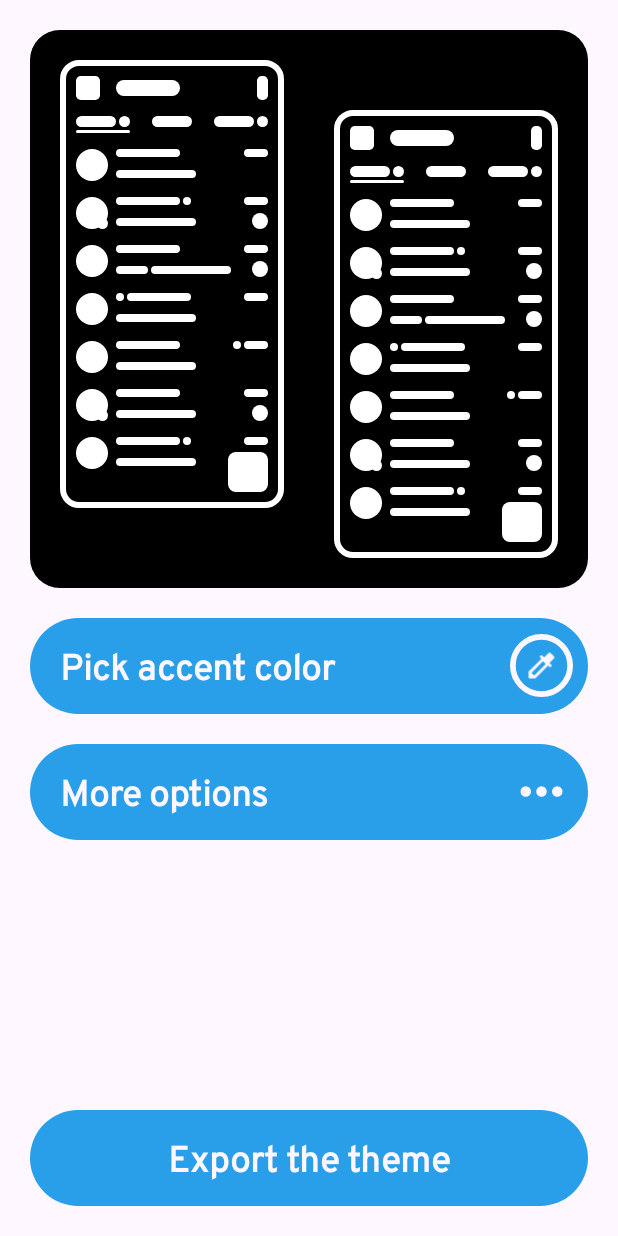
After one commit to therxmv/Telegram-Themer, an Android app: the layout fragment_simple_theme_edit.xml on its own in the app's theme, with its tools: preview values and no code run, on a phone screen of 412 x 824 dp. The commit adds this screen. Run offline under Robolectric (Android 15) with nearby library versions, the phone set to English and light mode, and no system bars.

Commit message:
Improved scalability of preview and added first fragment

```diff
--- /dev/null
+++ b/app/src/main/java/com/therxmv/telegramthemer/ui/v2/SimpleThemeEditFragment.kt
@@ -0,0 +1,7 @@
+package com.therxmv.telegramthemer.ui.v2
+
+import com.therxmv.telegramthemer.databinding.FragmentSimpleThemeEditBinding
+import com.therxmv.telegramthemer.ui.base.BaseBindingFragment
+
+class SimpleThemeEditFragment : BaseBindingFragment<FragmentSimpleThemeEditBinding>() {
+}
--- /dev/null
+++ b/app/src/main/res/drawable/button_background.xml
@@ -0,0 +1,5 @@
+<?xml version="1.0" encoding="utf-8"?>
+<shape xmlns:android="http://schemas.android.com/apk/res/android">
+    <solid android:color="?attr/colorPrimary" />
+    <corners android:radius="1000dp" />
+</shape>
--- /dev/null
+++ b/app/src/main/res/drawable/color_picker_button.xml
@@ -0,0 +1,27 @@
+<?xml version="1.0" encoding="utf-8"?>
+<layer-list xmlns:android="http://schemas.android.com/apk/res/android">
+    <item android:id="@+id/picker_background">
+        <shape>
+            <solid android:color="@color/primary_500" />
+            <corners android:radius="1000dp" />
+            <stroke android:color="?attr/colorSurface" android:width="4dp" />
+        </shape>
+    </item>
+
+    <item
+        android:left="10dp"
+        android:right="10dp"
+        android:top="10dp"
+        android:bottom="10dp">
+        <vector
+            android:width="24dp"
+            android:height="24dp"
+            android:tint="?attr/colorSurface"
+            android:viewportWidth="24"
+            android:viewportHeight="24">
+            <path
+                android:fillColor="?attr/colorOnSurface"
+                android:pathData="M20.71,5.63l-2.34,-2.34c-0.39,-0.39 -1.02,-0.39 -1.41,0l-3.12,3.12 -1.23,-1.21c-0.39,-0.39 -1.02,-0.38 -1.41,0 -0.39,0.39 -0.39,1.02 0,1.41l0.72,0.72 -8.77,8.77c-0.1,0.1 -0.15,0.22 -0.15,0.36v4.04c0,0.28 0.22,0.5 0.5,0.5h4.04c0.13,0 0.26,-0.05 0.35,-0.15l8.77,-8.77 0.72,0.72c0.39,0.39 1.02,0.39 1.41,0 0.39,-0.39 0.39,-1.02 0,-1.41l-1.22,-1.22 3.12,-3.12c0.41,-0.4 0.41,-1.03 0.02,-1.42zM6.92,19L5,17.08l8.06,-8.06 1.92,1.92L6.92,19z" />
+        </vector>
+    </item>
+</layer-list>
--- /dev/null
+++ b/app/src/main/res/drawable/ic_more_24.xml
@@ -0,0 +1,9 @@
+<vector xmlns:android="http://schemas.android.com/apk/res/android"
+    android:width="24dp"
+    android:height="24dp"
+    android:viewportWidth="960"
+    android:viewportHeight="960">
+  <path
+      android:pathData="M240,560q-33,0 -56.5,-23.5T160,480q0,-33 23.5,-56.5T240,400q33,0 56.5,23.5T320,480q0,33 -23.5,56.5T240,560ZM480,560q-33,0 -56.5,-23.5T400,480q0,-33 23.5,-56.5T480,400q33,0 56.5,23.5T560,480q0,33 -23.5,56.5T480,560ZM720,560q-33,0 -56.5,-23.5T640,480q0,-33 23.5,-56.5T720,400q33,0 56.5,23.5T800,480q0,33 -23.5,56.5T720,560Z"
+      android:fillColor="#ffffff"/>
+</vector>
--- /dev/null
+++ b/app/src/main/res/drawable/preview_background.xml
@@ -0,0 +1,5 @@
+<?xml version="1.0" encoding="utf-8"?>
+<shape xmlns:android="http://schemas.android.com/apk/res/android">
+    <solid android:color="#000000" />
+    <corners android:radius="20dp" />
+</shape>
--- a/app/src/main/res/layout/activity_main_v2.xml
+++ b/app/src/main/res/layout/activity_main_v2.xml
@@ -21,10 +21,11 @@
 
     </com.google.android.material.appbar.AppBarLayout>
 
-<!--    <com.therxmv.telegramthemer.ui.v2.preview.ChatListPreview-->
+<!--    <com.therxmv.preview.ChatsListPreview-->
 <!--        android:id="@+id/chatListPreview"-->
-<!--        android:layout_width="match_parent"-->
-<!--        android:layout_height="match_parent"-->
+<!--        android:layout_width="380dp"-->
+<!--        android:layout_height="0dp"-->
+<!--        app:layout_constraintDimensionRatio="1:2"-->
 <!--        app:layout_constraintBottom_toBottomOf="parent"-->
 <!--        app:layout_constraintEnd_toEndOf="parent"-->
 <!--        app:layout_constraintStart_toStartOf="parent"-->
@@ -33,17 +34,18 @@
     <com.therxmv.preview.ChatsListPreview
         android:id="@+id/chatListPreview1"
         android:layout_width="280dp"
-        android:layout_height="560dp"
+        android:layout_height="0dp"
+        app:layout_constraintDimensionRatio="1:2"
         app:layout_constraintBottom_toBottomOf="parent"
         app:layout_constraintEnd_toEndOf="parent"
         app:layout_constraintStart_toStartOf="parent"
         app:layout_constraintTop_toTopOf="parent" />
 
-<!--    <com.therxmv.telegramthemer.ui.v2.preview.ChatsListPreview-->
+<!--    <com.therxmv.preview.ChatsListPreview-->
 <!--        android:id="@+id/chatListPreview2"-->
 <!--        android:layout_width="140dp"-->
-<!--        android:layout_height="280dp"-->
-<!--        app:scale_factor="0.5"-->
+<!--        android:layout_height="0dp"-->
+<!--        app:layout_constraintDimensionRatio="1:2"-->
 <!--        app:layout_constraintBottom_toBottomOf="parent"-->
 <!--        app:layout_constraintEnd_toEndOf="parent"-->
 <!--        app:layout_constraintStart_toStartOf="parent"-->
--- /dev/null
+++ b/app/src/main/res/layout/fragment_simple_theme_edit.xml
@@ -0,0 +1,122 @@
+<?xml version="1.0" encoding="utf-8"?>
+<androidx.constraintlayout.widget.ConstraintLayout xmlns:android="http://schemas.android.com/apk/res/android"
+    xmlns:app="http://schemas.android.com/apk/res-auto"
+    android:layout_width="match_parent"
+    android:layout_height="match_parent"
+    android:padding="20dp">
+
+    <androidx.constraintlayout.widget.ConstraintLayout
+        android:id="@+id/relativeLayout"
+        android:layout_width="match_parent"
+        android:layout_height="0dp"
+        android:background="@drawable/preview_background"
+        android:padding="20dp"
+        app:layout_constraintDimensionRatio="1:1"
+        app:layout_constraintTop_toTopOf="parent">
+
+        <com.therxmv.preview.ChatsListPreview
+            android:id="@+id/chat_list_preview"
+            android:layout_width="0dp"
+            android:layout_height="0dp"
+            app:layout_constraintDimensionRatio="1:2"
+            app:layout_constraintWidth_percent="0.45"
+            app:layout_constraintStart_toStartOf="parent"
+            app:layout_constraintTop_toTopOf="parent" />
+
+        <com.therxmv.preview.ChatsListPreview
+            android:id="@+id/chat_preview"
+            android:layout_width="0dp"
+            android:layout_height="0dp"
+            app:layout_constraintDimensionRatio="1:2"
+            app:layout_constraintWidth_percent="0.45"
+            app:layout_constraintBottom_toBottomOf="parent"
+            app:layout_constraintEnd_toEndOf="parent" />
+
+    </androidx.constraintlayout.widget.ConstraintLayout>
+
+    <LinearLayout
+        android:id="@+id/picker_container"
+        android:layout_width="match_parent"
+        android:layout_height="wrap_content"
+        android:layout_marginTop="20dp"
+        android:background="@drawable/button_background"
+        android:gravity="center_vertical"
+        android:minHeight="64dp"
+        app:layout_constraintTop_toBottomOf="@+id/relativeLayout">
+
+        <com.google.android.material.textview.MaterialTextView
+            android:layout_width="0dp"
+            android:layout_height="wrap_content"
+            android:layout_weight="1"
+            android:paddingHorizontal="20dp"
+            android:paddingVertical="10dp"
+            android:text="@string/picker_label"
+            android:textColor="?attr/colorSurface"
+            android:textSize="24sp"
+            android:textStyle="bold" />
+
+        <ImageView
+            android:id="@+id/picker_button"
+            android:layout_width="42dp"
+            android:layout_height="42dp"
+            android:layout_margin="10dp"
+            android:contentDescription="@string/picker_label"
+            android:src="@drawable/color_picker_button" />
+
+    </LinearLayout>
+
+    <LinearLayout
+        android:id="@+id/more_container"
+        android:layout_width="match_parent"
+        android:layout_height="wrap_content"
+        android:layout_marginTop="20dp"
+        android:background="@drawable/button_background"
+        android:gravity="center_vertical"
+        android:minHeight="64dp"
+        app:layout_constraintTop_toBottomOf="@+id/picker_container">
+
+        <com.google.android.material.textview.MaterialTextView
+            android:layout_width="0dp"
+            android:layout_height="wrap_content"
+            android:layout_gravity="center_vertical"
+            android:layout_weight="1"
+            android:paddingHorizontal="20dp"
+            android:paddingVertical="10dp"
+            android:text="@string/more_label"
+            android:textColor="?attr/colorSurface"
+            android:textSize="24sp"
+            android:textStyle="bold" />
+
+        <ImageView
+            android:id="@+id/more_button"
+            android:layout_width="42dp"
+            android:layout_height="42dp"
+            android:layout_margin="10dp"
+            android:contentDescription="@string/more_label"
+            android:src="@drawable/ic_more_24"
+            app:tint="?attr/colorSurface" />
+
+    </LinearLayout>
+
+    <LinearLayout
+        android:id="@+id/export_container"
+        android:layout_width="match_parent"
+        android:layout_height="wrap_content"
+        android:background="@drawable/button_background"
+        android:gravity="center"
+        android:minHeight="64dp"
+        app:layout_constraintBottom_toBottomOf="parent">
+
+        <com.google.android.material.textview.MaterialTextView
+            android:layout_width="wrap_content"
+            android:layout_height="wrap_content"
+            android:paddingHorizontal="20dp"
+            android:paddingVertical="10dp"
+            android:text="@string/export_label"
+            android:textColor="?attr/colorSurface"
+            android:textSize="24sp"
+            android:textStyle="bold" />
+
+    </LinearLayout>
+
+</androidx.constraintlayout.widget.ConstraintLayout>
--- a/app/src/main/res/values/strings.xml
+++ b/app/src/main/res/values/strings.xml
@@ -32,4 +32,10 @@
         <item>Default</item>
         <item>Soza</item>
     </string-array>
+
+    <!-- V2 strings -->
+    <string name="picker_label">Pick accent color</string>
+    <string name="more_label">More options</string>
+    <string name="export_label">Export the theme</string>
+
 </resources>
--- a/preview/src/main/java/com/therxmv/preview/ChatsListPreview.kt
+++ b/preview/src/main/java/com/therxmv/preview/ChatsListPreview.kt
@@ -4,6 +4,7 @@ import android.content.Context
 import android.util.AttributeSet
 import android.view.View
 import android.widget.RelativeLayout
+import androidx.core.view.doOnLayout
 import androidx.core.view.setPadding
 import com.therxmv.preview.ChatListItems.items
 import com.therxmv.preview.common.ColorfulView
@@ -12,6 +13,7 @@ import com.therxmv.preview.components.PreviewAppbar
 import com.therxmv.preview.components.PreviewBackground
 import com.therxmv.preview.components.PreviewChatItem
 import com.therxmv.preview.components.PreviewTabs
+import com.therxmv.preview.utils.dpToPx
 
 class ChatsListPreview(
     context: Context,
@@ -25,27 +27,28 @@ class ChatsListPreview(
         private val actionButtonId = View.generateViewId()
     }
 
-    private val scaleFactor: Float
-    private val dpValues: DpValues
+    private lateinit var dpValues: DpValues // Should be initialized before any view is drawn
 
     init {
-        val attributes = context.obtainStyledAttributes(attrs, R.styleable.ChatsListPreview)
-        scaleFactor = attributes.getFloat(R.styleable.ChatsListPreview_scale_factor, 1f)
+        val background = attachBackground()
+        doOnLayout {
+            val scaleFactor = width / 280.dpToPx(context)
             dpValues = DpValues(context, scaleFactor)
 
-        val background = attachBackground()
+            background.setDpValues(dpValues)
+            background.setPadding(dpValues.dp20)
+
             with(background) {
                 addAppbar()
                 addTabs()
                 addChatItems()
                 addActionButton()
             }
-
-        attributes.recycle()
+        }
     }
 
     private fun attachBackground() =
-        PreviewBackground(scaleFactor, context).apply {
+        PreviewBackground(context).apply {
             id = backgroundId
             attachViewToParent(
                 /* child = */ this@apply,
@@ -53,15 +56,13 @@ class ChatsListPreview(
                 /* params = */ LayoutParams(
                     LayoutParams.MATCH_PARENT,
                     LayoutParams.MATCH_PARENT,
-                ).apply {
-                    setPadding(dpValues.dp20)
-                }
+                )
             )
         }
 
     private fun PreviewBackground.addAppbar() {
-        PreviewAppbar(scaleFactor, context).apply {
-            id = com.therxmv.preview.ChatsListPreview.appbarId
+        PreviewAppbar(dpValues, context).apply {
+            id = appbarId
             layoutParams = LayoutParams(
                 LayoutParams.MATCH_PARENT,
                 LayoutParams.WRAP_CONTENT,
@@ -73,14 +74,14 @@ class ChatsListPreview(
     }
 
     private fun PreviewBackground.addTabs() {
-        PreviewTabs(scaleFactor, context).apply {
-            id = com.therxmv.preview.ChatsListPreview.tabsId
+        PreviewTabs(dpValues, context).apply {
+            id = tabsId
             layoutParams = LayoutParams(
                 LayoutParams.MATCH_PARENT,
                 LayoutParams.WRAP_CONTENT,
             ).apply {
                 topMargin = dpValues.dp20
-                addRule(BELOW, com.therxmv.preview.ChatsListPreview.appbarId)
+                addRule(BELOW, appbarId)
             }
             this@addTabs.addView(this@apply)
         }
@@ -88,7 +89,7 @@ class ChatsListPreview(
 
     private fun PreviewBackground.addActionButton() {
         RoundedRectangleView(context).apply {
-            id = com.therxmv.preview.ChatsListPreview.actionButtonId
+            id = actionButtonId
             layoutParams = LayoutParams(
                 dpValues.dp50,
                 dpValues.dp50,
@@ -102,7 +103,7 @@ class ChatsListPreview(
 
     private fun PreviewBackground.addChatItems() {
         items.forEachIndexed { index, model ->
-            PreviewChatItem(model, scaleFactor, context).apply {
+            PreviewChatItem(model, dpValues, context).apply {
                 id = model.id
                 layoutParams = LayoutParams(
                     LayoutParams.MATCH_PARENT,
@@ -123,7 +124,7 @@ class ChatsListPreview(
         findViewById<PreviewAppbar>(appbarId).setColors(colors.appbarColors)
         findViewById<PreviewTabs>(tabsId).setColors(colors.tabsColors)
 
-        ChatListItems.items.forEach {
+        items.forEach {
             findViewById<PreviewChatItem>(it.id).setColors(it, colors.chatsColors)
         }
     }
--- a/preview/src/main/java/com/therxmv/preview/DpValues.kt
+++ b/preview/src/main/java/com/therxmv/preview/DpValues.kt
@@ -3,9 +3,12 @@ package com.therxmv.preview
 import android.content.Context
 import com.therxmv.preview.utils.dpToPx
 
+/**
+ * Provides scalable values converted from dp to px. Should be used with all custom views.
+ */
 class DpValues(
     private val context: Context,
-    private val scaleFactor: Float,
+    private val scaleFactor: Float = 1f,
 ) {
 
     val dp4: Int
--- a/preview/src/main/java/com/therxmv/preview/components/PreviewAppbar.kt
+++ b/preview/src/main/java/com/therxmv/preview/components/PreviewAppbar.kt
@@ -11,20 +11,18 @@ import com.therxmv.preview.common.HorizontalLineView
 import com.therxmv.preview.common.RoundedRectangleView
 
 class PreviewAppbar(
-    scaleFactor: Float,
+    private val dpValues: DpValues,
     context: Context,
     attr: AttributeSet? = null,
 ) : RelativeLayout(context, attr) {
 
-    constructor(context: Context, attr: AttributeSet? = null) : this(1f, context, attr)
+    constructor(context: Context, attr: AttributeSet? = null) : this(DpValues(context), context, attr)
 
     companion object {
         private val leftIconId = View.generateViewId()
         private val rightIconId = View.generateViewId()
         private val titleId = View.generateViewId()
     }
-
-    private val dpValues = DpValues(context, scaleFactor)
 
     init {
         addLeftIcon()
--- a/preview/src/main/java/com/therxmv/preview/components/PreviewBackground.kt
+++ b/preview/src/main/java/com/therxmv/preview/components/PreviewBackground.kt
@@ -9,27 +9,18 @@ import android.widget.RelativeLayout
 import com.therxmv.preview.DpValues
 
 class PreviewBackground(
-    scaleFactor: Float,
     context: Context,
     attrs: AttributeSet? = null,
 ) : RelativeLayout(context, attrs) { // TODO add click listener
 
-    constructor(context: Context, attr: AttributeSet? = null) : this(
-        scaleFactor = 1f,
-        context = context,
-        attrs = attr
-    )
-
-    private val dpValues = DpValues(context, scaleFactor)
+    private var dpValues: DpValues = DpValues(context, 1f)
 
     private var backgroundColor = Color.BLACK
     private var strokeColor = Color.WHITE
 
-    private var _cornerRadius = dpValues.dp20.toFloat()
-    private var _strokeWidth = dpValues.dp8.toFloat()
-    private val _edge: () -> Float = { // to make stroke inside
-        _strokeWidth / 2
-    }
+    private val _cornerRadius: () -> Float = { dpValues.dp20.toFloat() }
+    private val _strokeWidth: () -> Float = { dpValues.dp8.toFloat() }
+    private val _edge: () -> Float = { _strokeWidth() / 2 } // to make stroke inside
     private val backgroundPaint: () -> Paint = {
         Paint().apply {
             isAntiAlias = true
@@ -42,7 +33,7 @@ class PreviewBackground(
             isAntiAlias = true
             color = strokeColor
             style = Paint.Style.STROKE
-            strokeWidth = _strokeWidth
+            strokeWidth = _strokeWidth()
         }
     }
 
@@ -56,8 +47,8 @@ class PreviewBackground(
             _edge(),
             width - _edge(),
             height - _edge(),
-            _cornerRadius,
-            _cornerRadius,
+            _cornerRadius(),
+            _cornerRadius(),
             backgroundPaint(),
         )
         canvas.drawRoundRect(
@@ -65,8 +56,8 @@ class PreviewBackground(
             _edge(),
             width - _edge(),
             height - _edge(),
-            _cornerRadius,
-            _cornerRadius,
+            _cornerRadius(),
+            _cornerRadius(),
             strokePaint(),
         )
         super.onDraw(canvas)
@@ -77,4 +68,9 @@ class PreviewBackground(
         strokeColor = accent
         invalidate()
     }
+
+    fun setDpValues(values: DpValues) {
+        dpValues = values
+        invalidate()
+    }
 }
--- a/preview/src/main/java/com/therxmv/preview/components/PreviewChatItem.kt
+++ b/preview/src/main/java/com/therxmv/preview/components/PreviewChatItem.kt
@@ -23,7 +23,7 @@ data class ChatModel(
 
 class PreviewChatItem(
     private val data: ChatModel,
-    scaleFactor: Float,
+    private val dpValues: DpValues,
     context: Context,
     attr: AttributeSet? = null,
 ) : RelativeLayout(context, attr) {
@@ -31,7 +31,7 @@ class PreviewChatItem(
     constructor(
         context: Context,
         attr: AttributeSet? = null,
-    ) : this(data = ChatModel(), scaleFactor = 1f, context = context, attr = attr)
+    ) : this(data = ChatModel(), dpValues = DpValues(context), context = context, attr = attr)
 
     companion object {
         private val avatarId = View.generateViewId()
@@ -46,8 +46,6 @@ class PreviewChatItem(
         private val senderId = View.generateViewId()
         private val sentCheckId = View.generateViewId()
     }
-
-    private val dpValues = DpValues(context, scaleFactor)
 
     init {
         addAvatar()
--- a/preview/src/main/java/com/therxmv/preview/components/PreviewTabs.kt
+++ b/preview/src/main/java/com/therxmv/preview/components/PreviewTabs.kt
@@ -11,14 +11,13 @@ import com.therxmv.preview.common.HorizontalLineView
 import com.therxmv.preview.common.RoundedRectangleView
 
 class PreviewTabs(
-    scaleFactor: Float,
+    dpValues: DpValues,
     context: Context,
     attr: AttributeSet? = null,
 ) : RelativeLayout(context, attr) {
 
-    constructor(context: Context, attr: AttributeSet? = null) : this(1f, context, attr)
+    constructor(context: Context, attr: AttributeSet? = null) : this(DpValues(context), context, attr)
 
-    private val dpValues = DpValues(context, scaleFactor)
     private val tabWidth = dpValues.dp50
     private val tabHeight = dpValues.dp14
     private val margin = dpValues.dp4
--- a/preview/src/main/java/com/therxmv/preview/utils/Extensions.kt
+++ b/preview/src/main/java/com/therxmv/preview/utils/Extensions.kt
@@ -2,10 +2,8 @@ package com.therxmv.preview.utils
 
 import android.content.Context
 
-fun Int.dpToPx(context: Context): Float {
+fun Int.dpToPx(context: Context, scaleFactor: Float = 1f): Float {
     val density = context.resources.displayMetrics.density
 
-    return this * density + 0.5f
+    return this * density * scaleFactor
 }
-
-fun Int.dpToPx(context: Context, scaleFactor: Float): Float = this.dpToPx(context) * scaleFactor
--- a/preview/src/main/res/values/preview_attrs.xml
+++ /dev/null
@@ -1,6 +0,0 @@
-<?xml version="1.0" encoding="utf-8"?>
-<resources>
-    <declare-styleable name="ChatsListPreview">
-        <attr name="scale_factor" format="float" />
-    </declare-styleable>
-</resources>
```
Also changed, not shown: 2 other files. Lines whose indentation alone changed are shown as unchanged.
